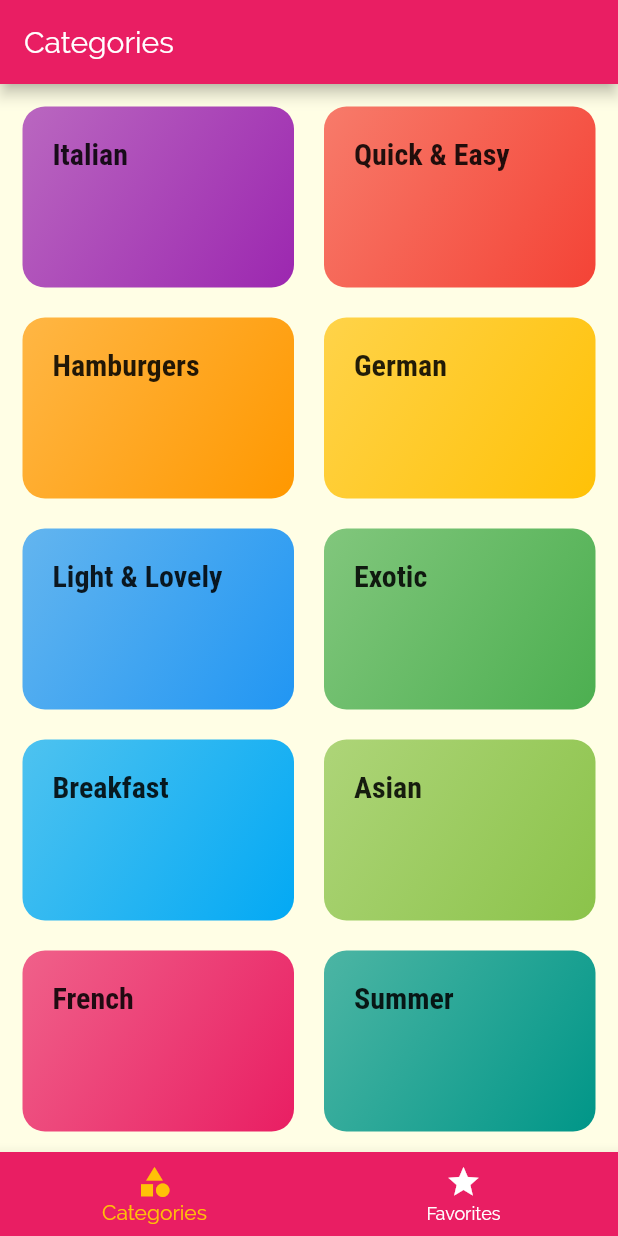
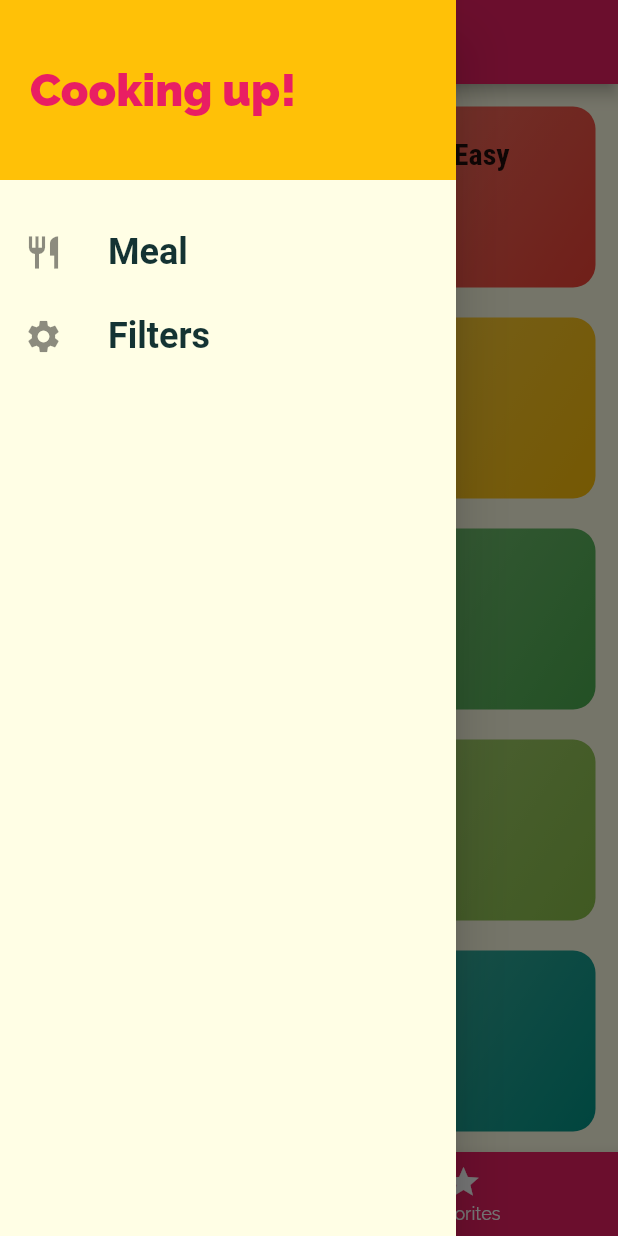
Before and after one commit to pvrsouza/meal_app, a Flutter app: the screen it shows after launch, with the side drawer open (before the commit the screen has no drawer), on a phone screen of 412 x 824 dp. Run offline on Flutter 3.47's test engine with Material 2 defaults, Android fonts, the phone set to English and light mode, and no system bars; Roboto replaces fonts that are missing (RobotCondensed).

Commit message:
inicio de inclusao de navigation drawer

```diff
--- a/lib/screens/tabs_screen.dart
+++ b/lib/screens/tabs_screen.dart
@@ -1,5 +1,6 @@
 import 'package:flutter/material.dart';
 
+import '../widgets/main_drawer.dart';
 import './favorite_screen.dart';
 import './categories_screen.dart';
 
@@ -30,6 +31,7 @@ class _TabsScreenState extends State<TabsScreen> {
           pages[_selectedPageIndex]['title'],
         ),
       ),
+      drawer: MainDrawer(),
       body: pages[_selectedPageIndex]['page'],
       bottomNavigationBar: BottomNavigationBar(
         onTap: _selectPage,
--- /dev/null
+++ b/lib/widgets/main_drawer.dart
@@ -0,0 +1,59 @@
+import 'package:flutter/material.dart';
+
+class MainDrawer extends StatelessWidget {
+  Widget buildListTile(String text, IconData icon) {
+    return ListTile(
+      leading: Icon(
+        icon,
+        size: 26,
+      ),
+      title: Text(
+        text,
+        style: TextStyle(
+          fontFamily: 'RobotCondensed',
+          fontSize: 24,
+          fontWeight: FontWeight.bold,
+        ),
+      ),
+      onTap: () {
+        //...
+      },
+    );
+  }
+
+  @override
+  Widget build(BuildContext context) {
+    return Drawer(
+      child: Column(
+        children: <Widget>[
+          Container(
+            height: 120,
+            width: double.infinity,
+            padding: EdgeInsets.all(20),
+            alignment: Alignment.centerLeft,
+            color: Theme.of(context).accentColor,
+            child: Text(
+              'Cooking up!',
+              style: TextStyle(
+                fontWeight: FontWeight.w900,
+                fontSize: 30,
+                color: Theme.of(context).primaryColor,
+              ),
+            ),
+          ),
+          SizedBox(
+            height: 20,
+          ),
+          buildListTile(
+            'Meal',
+            Icons.restaurant,
+          ),
+          buildListTile(
+            'Filters',
+            Icons.settings,
+          ),
+        ],
+      ),
+    );
+  }
+}
```
